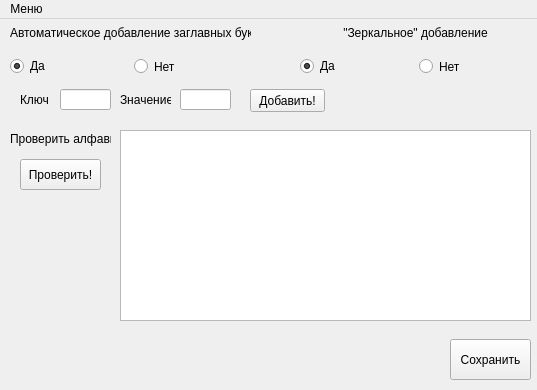
RoketFlame/amgine, file mono_add_dict.ui: the form before one commit.
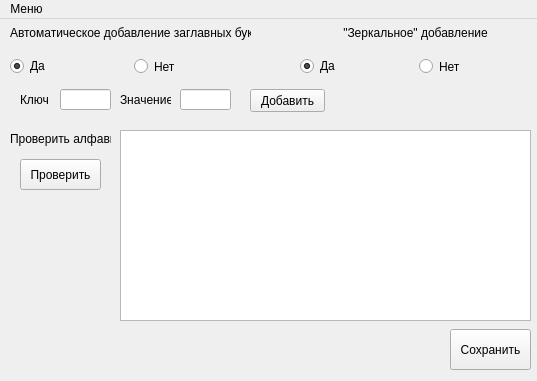
The form after the commit.

The edit to the form file:
```diff
--- a/mono_add_dict.ui
+++ b/mono_add_dict.ui
@@ -7,7 +7,7 @@
     <x>0</x>
     <y>0</y>
     <width>537</width>
-    <height>390</height>
+    <height>381</height>
    </rect>
   </property>
   <property name="windowTitle">
@@ -73,7 +73,7 @@
      </rect>
     </property>
     <property name="text">
-     <string>Добавить!</string>
+     <string>Добавить</string>
     </property>
    </widget>
    <widget class="QPushButton" name="btn_check">
@@ -92,7 +92,7 @@
      </sizepolicy>
     </property>
     <property name="text">
-     <string>Проверить!</string>
+     <string>Проверить</string>
     </property>
    </widget>
    <widget class="QTextBrowser" name="textBrowser_check">
@@ -116,7 +116,7 @@
     <property name="geometry">
      <rect>
       <x>450</x>
-      <y>320</y>
+      <y>310</y>
       <width>81</width>
       <height>41</height>
      </rect>
@@ -255,7 +255,7 @@
     <property name="geometry">
      <rect>
       <x>10</x>
-      <y>320</y>
+      <y>310</y>
       <width>431</width>
       <height>41</height>
      </rect>
```
